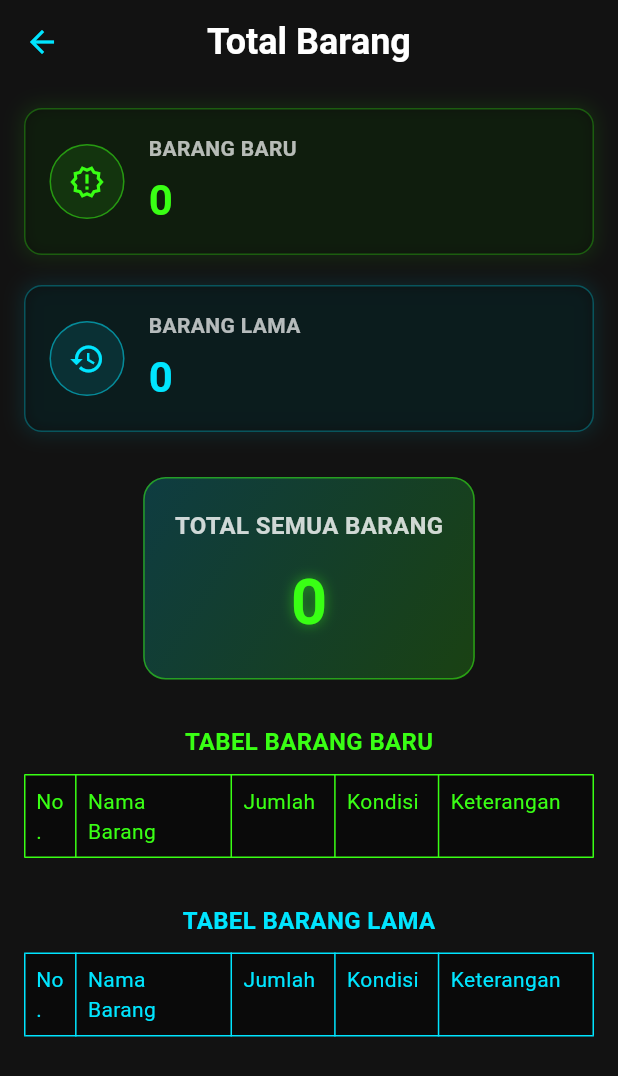
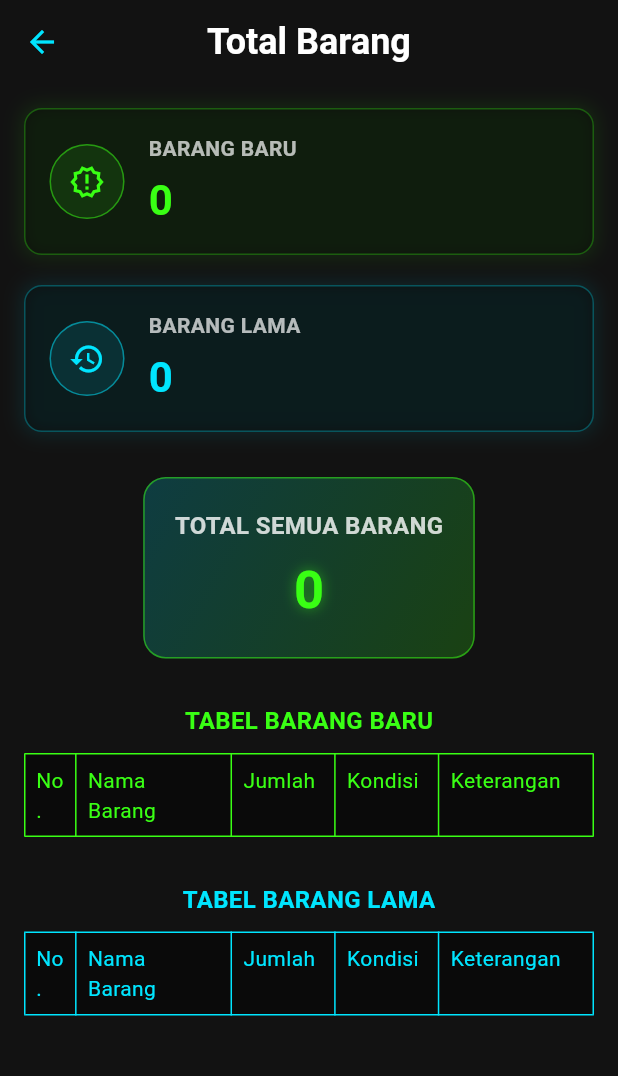
Before and after one commit to comatsu91/my_flutter, a Flutter app: the TotalBarangPage screen opened directly, on a phone screen of 412 x 824 dp. Shown: the top 1076 px of the screen. Run offline on Flutter 3.47's test engine with Material 3 defaults, Android fonts, the phone set to English and light mode, and no system bars.

Commit message:
perubahan ukuran total semua barang

```diff
--- a/lib/total_barang_page.dart
+++ b/lib/total_barang_page.dart
@@ -71,12 +71,12 @@ class TotalBarangPage extends StatelessWidget {
                       fontWeight: FontWeight.bold,
                     ),
                   ),
-                  const SizedBox(height: 10),
+                  const SizedBox(height: 6),
                   Text(
                     '${barangProvider.totalSemuaBarang}',
                     style: TextStyle(
                       color: neonGreen,
-                      fontSize: 42,
+                      fontSize: 35,
                       fontWeight: FontWeight.bold,
                       shadows: [
                         Shadow(
```
